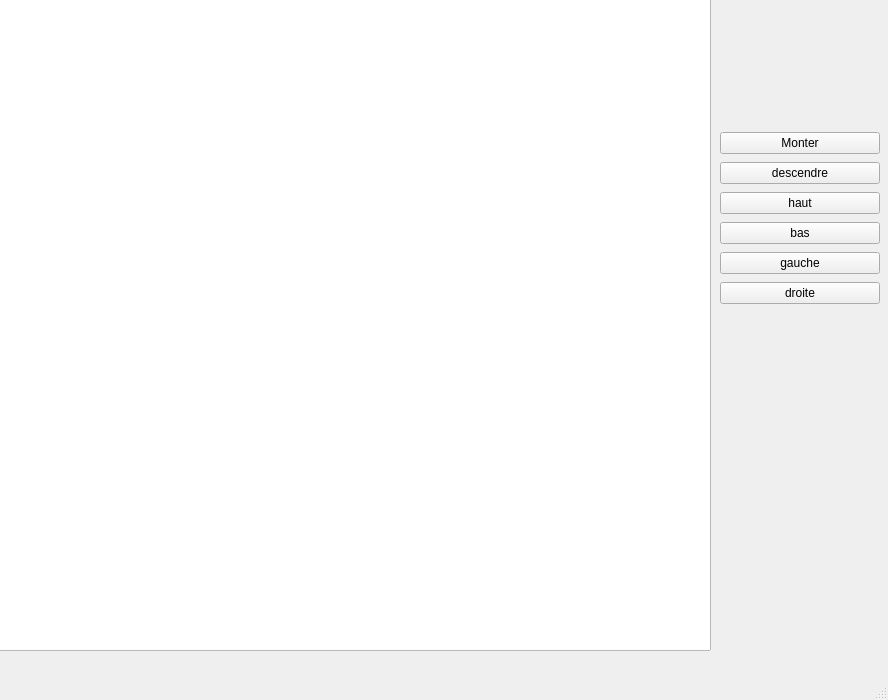
This is demo.ui in arcreane/python-project-lilian-ethan as Qt 5 draws it before an edit. The edited form follows.
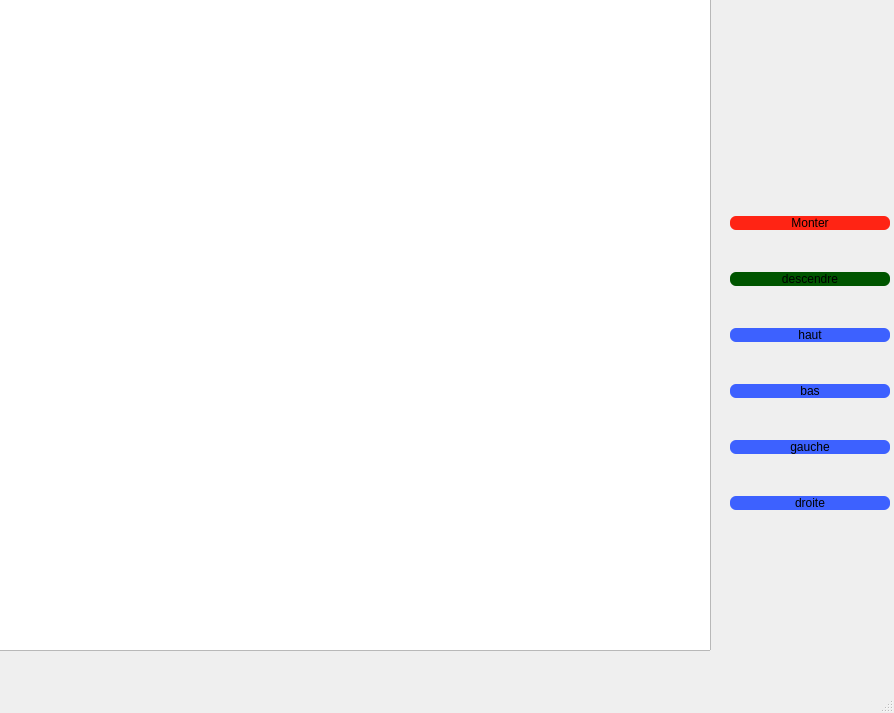
This is the edited form.

Commit message: push pour le prof

Patch:
```diff
--- a/demo.ui
+++ b/demo.ui
@@ -6,8 +6,8 @@
    <rect>
     <x>0</x>
     <y>0</y>
-    <width>888</width>
-    <height>700</height>
+    <width>894</width>
+    <height>713</height>
    </rect>
   </property>
   <property name="windowTitle">
@@ -27,55 +27,80 @@
    <widget class="QWidget" name="gridLayoutWidget">
     <property name="geometry">
      <rect>
-      <x>720</x>
-      <y>130</y>
+      <x>730</x>
+      <y>180</y>
       <width>160</width>
-      <height>176</height>
+      <height>371</height>
      </rect>
     </property>
     <layout class="QGridLayout" name="gridLayout">
+     <item row="4" column="0">
+      <widget class="QPushButton" name="btnMoveDown">
+       <property name="styleSheet">
+        <string notr="true">background-color: rgb(61, 97, 255);
+border-radius:6px</string>
+       </property>
+       <property name="text">
+        <string>bas</string>
+       </property>
+      </widget>
+     </item>
      <item row="5" column="0">
+      <widget class="QPushButton" name="btnMoveLeft">
+       <property name="styleSheet">
+        <string notr="true">background-color: rgb(61, 97, 255);
+border-radius:6px</string>
+       </property>
+       <property name="text">
+        <string>gauche</string>
+       </property>
+      </widget>
+     </item>
+     <item row="6" column="0">
       <widget class="QPushButton" name="btnMoveRight">
+       <property name="styleSheet">
+        <string notr="true">background-color: rgb(61, 97, 255);
+border-radius:6px</string>
+       </property>
        <property name="text">
         <string>droite</string>
        </property>
       </widget>
      </item>
      <item row="3" column="0">
-      <widget class="QPushButton" name="btnMoveDown">
+      <widget class="QPushButton" name="btnMoveUp">
+       <property name="styleSheet">
+        <string notr="true">background-color: rgb(61, 97, 255);
+border-radius:6px</string>
+       </property>
        <property name="text">
-        <string>bas</string>
+        <string>haut</string>
        </property>
       </widget>
      </item>
-     <item row="1" column="0">
+     <item row="2" column="0">
       <widget class="QPushButton" name="btnDown">
+       <property name="styleSheet">
+        <string notr="true">
+background-color: rgb(0, 85, 0);
+border-radius:6px</string>
+       </property>
        <property name="text">
         <string>descendre</string>
        </property>
       </widget>
      </item>
-     <item row="0" column="0">
+     <item row="1" column="0">
       <widget class="QPushButton" name="btnUp">
+       <property name="styleSheet">
+        <string notr="true">background-color: rgb(255, 36, 20);
+border-radius:6px</string>
+       </property>
        <property name="text">
         <string>Monter</string>
        </property>
       </widget>
      </item>
-     <item row="2" column="0">
-      <widget class="QPushButton" name="btnMoveUp">
-       <property name="text">
-        <string>haut</string>
-       </property>
-      </widget>
-     </item>
-     <item row="4" column="0">
-      <widget class="QPushButton" name="btnMoveLeft">
-       <property name="text">
-        <string>gauche</string>
-       </property>
-      </widget>
-     </item>
     </layout>
    </widget>
   </widget>
```
Left out of the diff: 2 changed lines with no effect on the pictures. The commit also changes 7 other files.
